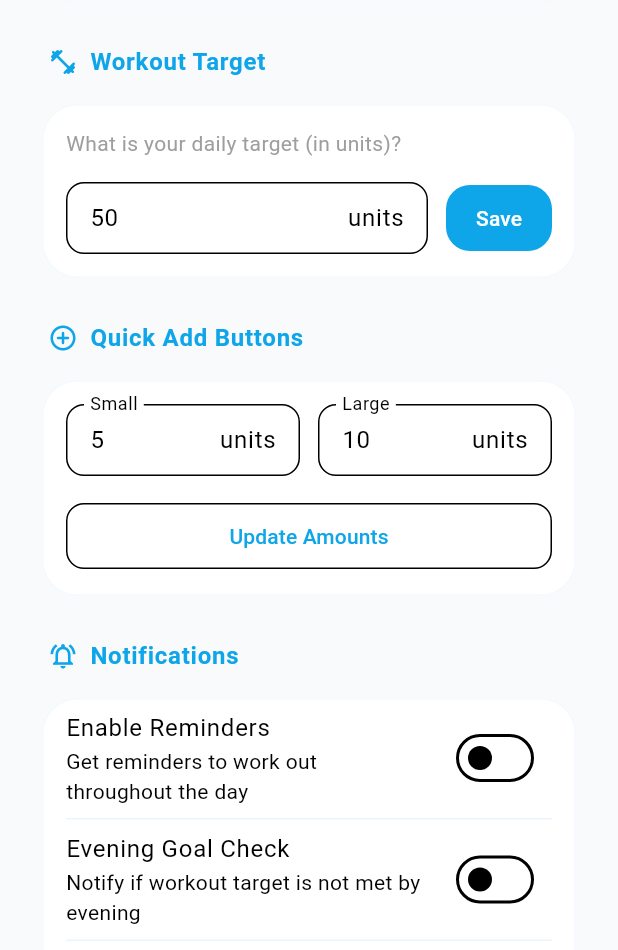
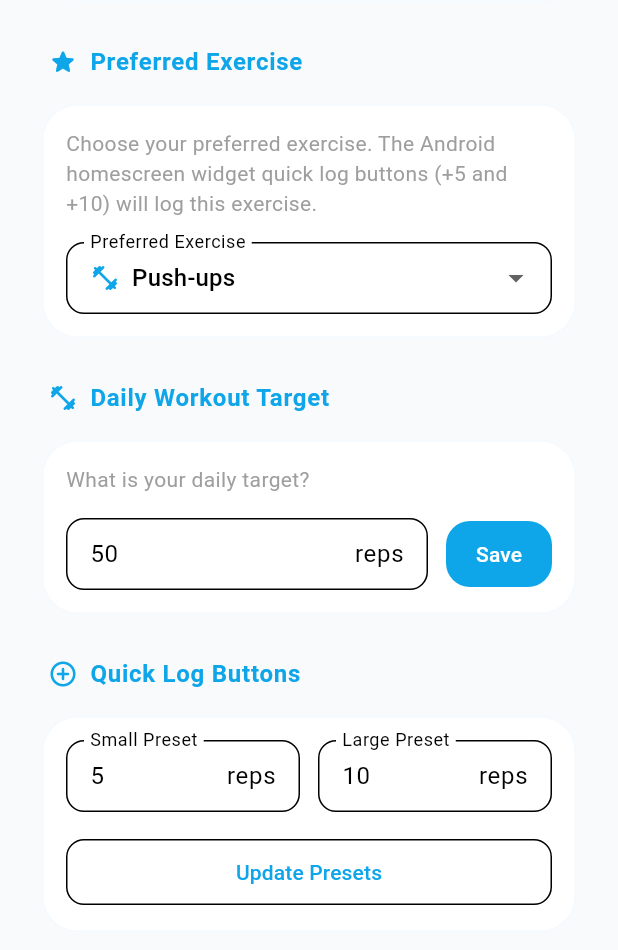
Before and after one commit to eliasantony/workout_habit, a Flutter app: the screen it shows after launch, scrolled down 374 dp, after a tap on the "settings" icon, on a phone screen of 412 x 824 dp, the part 286-1236 px from its top. Run offline on Flutter 3.47's test engine with Material 3 defaults, Android fonts, the light colour scheme and no system bars; our stand-ins replace audioplayers, flutter_local_notifications, flutter_native_splash, shared_preferences, timezone; missing offline and left inert: home_widget, workmanager.

Commit message:
feat: redesign workout settings

```diff
--- a/lib/features/settings/settings_screen.dart
+++ b/lib/features/settings/settings_screen.dart
@@ -1,5 +1,6 @@
 import 'package:flutter/material.dart';
 import 'package:workout_habit/features/workout/workout_controller.dart';
+import 'package:workout_habit/features/workout/workout_models.dart';
 import 'package:workout_habit/services/notification_service.dart';
 import 'package:audioplayers/audioplayers.dart';
 
@@ -16,12 +17,16 @@ class _SettingsScreenState extends State<SettingsScreen> {
   int _pendingCount = 0;
   final AudioPlayer _audioPlayer = AudioPlayer();
 
+  late TextEditingController _goalController;
+  late TextEditingController _smallAddController;
+  late TextEditingController _largeAddController;
+
   @override
   void initState() {
     super.initState();
     _loadPendingCount();
     _goalController = TextEditingController(
-      text: widget.controller.state.dailyGoalMl.toString(),
+      text: widget.controller.state.dailyWorkoutTargetUnits.toString(),
     );
     _smallAddController = TextEditingController(
       text: widget.controller.state.quickAddSmall.toString(),
@@ -48,10 +53,6 @@ class _SettingsScreenState extends State<SettingsScreen> {
     }
   }
 
-  late TextEditingController _goalController;
-  late TextEditingController _smallAddController;
-  late TextEditingController _largeAddController;
-
   @override
   void dispose() {
     _goalController.dispose();
@@ -64,13 +65,13 @@ class _SettingsScreenState extends State<SettingsScreen> {
   void _saveGoal() {
     final newGoal = int.tryParse(_goalController.text);
     if (newGoal != null && newGoal > 0) {
-      widget.controller.updateDailyGoal(newGoal);
-      ScaffoldMessenger.of(
-        context,
-      ).showSnackBar(const SnackBar(content: Text('Daily goal updated')));
+      widget.controller.updateDailyWorkoutTargetUnits(newGoal);
+      ScaffoldMessenger.of(context).showSnackBar(
+        const SnackBar(content: Text('Daily workout target updated')),
+      );
     } else {
       ScaffoldMessenger.of(context).showSnackBar(
-        const SnackBar(content: Text('Please enter a valid number')),
+        const SnackBar(content: Text('Please enter a valid target (> 0)')),
       );
     }
   }
@@ -79,13 +80,16 @@ class _SettingsScreenState extends State<SettingsScreen> {
     final small = int.tryParse(_smallAddController.text);
     final large = int.tryParse(_largeAddController.text);
     if (small != null && small > 0 && large != null && large > 0) {
-      widget.controller.updateQuickAdd(small, large);
+      widget.controller.updateQuickAddSmallUnits(small);
+      widget.controller.updateQuickAddLargeUnits(large);
       ScaffoldMessenger.of(context).showSnackBar(
-        const SnackBar(content: Text('Quick add buttons updated')),
+        const SnackBar(content: Text('Quick log presets updated')),
       );
     } else {
       ScaffoldMessenger.of(context).showSnackBar(
-        const SnackBar(content: Text('Please enter valid numbers')),
+        const SnackBar(
+          content: Text('Please enter valid positive numbers (> 0)'),
+        ),
       );
     }
   }
@@ -239,8 +243,68 @@ class _SettingsScreenState extends State<SettingsScreen> {
                 ),
               ),
               const SizedBox(height: 24),
+
               const _SectionHeader(
-                title: 'Workout Target',
+                title: 'Preferred Exercise',
+                icon: Icons.star_rounded,
+              ),
+              Card(
+                child: Padding(
+                  padding: const EdgeInsets.all(16.0),
+                  child: Column(
+                    crossAxisAlignment: CrossAxisAlignment.start,
+                    children: [
+                      const Text(
+                        'Choose your preferred exercise. The Android homescreen widget quick log buttons (+5 and +10) will log this exercise.',
+                        style: TextStyle(fontSize: 14, color: Colors.grey),
+                      ),
+                      const SizedBox(height: 16),
+                      DropdownButtonFormField<ExerciseType>(
+                        initialValue: state.preferredExercise,
+                        decoration: InputDecoration(
+                          labelText: 'Preferred Exercise',
+                          border: OutlineInputBorder(
+                            borderRadius: BorderRadius.circular(12),
+                          ),
+                          isDense: true,
+                        ),
+                        items: ExerciseType.values.map((type) {
+                          return DropdownMenuItem<ExerciseType>(
+                            value: type,
+                            child: Row(
+                              children: [
+                                Icon(
+                                  type.icon,
+                                  size: 20,
+                                  color: Theme.of(context).colorScheme.primary,
+                                ),
+                                const SizedBox(width: 8),
+                                Text(type.label),
+                              ],
+                            ),
+                          );
+                        }).toList(),
+                        onChanged: (ExerciseType? newValue) {
+                          if (newValue != null) {
+                            widget.controller.setPreferredExercise(newValue);
+                            ScaffoldMessenger.of(context).showSnackBar(
+                              SnackBar(
+                                content: Text(
+                                  'Preferred exercise updated to ${newValue.label}',
+                                ),
+                              ),
+                            );
+                          }
+                        },
+                      ),
+                    ],
+                  ),
+                ),
+              ),
+              const SizedBox(height: 24),
+
+              const _SectionHeader(
+                title: 'Daily Workout Target',
                 icon: Icons.fitness_center_rounded,
               ),
               Card(
@@ -250,7 +314,7 @@ class _SettingsScreenState extends State<SettingsScreen> {
                     crossAxisAlignment: CrossAxisAlignment.start,
                     children: [
                       const Text(
-                        'What is your daily target (in units)?',
+                        'What is your daily target?',
                         style: TextStyle(fontSize: 14, color: Colors.grey),
                       ),
                       const SizedBox(height: 16),
@@ -261,7 +325,7 @@ class _SettingsScreenState extends State<SettingsScreen> {
                               controller: _goalController,
                               keyboardType: TextInputType.number,
                               decoration: InputDecoration(
-                                suffixText: 'units',
+                                suffixText: state.preferredExercise.unit,
                                 border: OutlineInputBorder(
                                   borderRadius: BorderRadius.circular(12),
                                 ),
@@ -287,8 +351,9 @@ class _SettingsScreenState extends State<SettingsScreen> {
                 ),
               ),
               const SizedBox(height: 24),
+
               const _SectionHeader(
-                title: 'Quick Add Buttons',
+                title: 'Quick Log Buttons',
                 icon: Icons.add_circle_outline_rounded,
               ),
               Card(
@@ -303,8 +368,8 @@ class _SettingsScreenState extends State<SettingsScreen> {
                               controller: _smallAddController,
                               keyboardType: TextInputType.number,
                               decoration: InputDecoration(
-                                labelText: 'Small',
-                                suffixText: 'units',
+                                labelText: 'Small Preset',
+                                suffixText: state.preferredExercise.unit,
                                 border: OutlineInputBorder(
                                   borderRadius: BorderRadius.circular(12),
                                 ),
@@ -318,8 +383,8 @@ class _SettingsScreenState extends State<SettingsScreen> {
                               controller: _largeAddController,
                               keyboardType: TextInputType.number,
                               decoration: InputDecoration(
-                                labelText: 'Large',
-                                suffixText: 'units',
+                                labelText: 'Large Preset',
+                                suffixText: state.preferredExercise.unit,
                                 border: OutlineInputBorder(
                                   borderRadius: BorderRadius.circular(12),
                                 ),
@@ -340,7 +405,7 @@ class _SettingsScreenState extends State<SettingsScreen> {
                               borderRadius: BorderRadius.circular(12),
                             ),
                           ),
-                          child: const Text('Update Amounts'),
+                          child: const Text('Update Presets'),
                         ),
                       ),
                     ],
@@ -348,15 +413,16 @@ class _SettingsScreenState extends State<SettingsScreen> {
                 ),
               ),
               const SizedBox(height: 24),
+
               const _SectionHeader(
-                title: 'Notifications',
+                title: 'Workout Reminders',
                 icon: Icons.notifications_active_outlined,
               ),
               Card(
                 child: Column(
                   children: [
                     SwitchListTile(
-                      title: const Text('Enable Reminders'),
+                      title: const Text('Enable Workout Reminders'),
                       subtitle: const Text(
                         'Get reminders to work out throughout the day',
                       ),
@@ -408,7 +474,7 @@ class _SettingsScreenState extends State<SettingsScreen> {
                     ],
                     const Divider(height: 1, indent: 16, endIndent: 16),
                     SwitchListTile(
-                      title: const Text('Evening Goal Check'),
+                      title: const Text('Evening Workout Check'),
                       subtitle: const Text(
                         'Notify if workout target is not met by evening',
                       ),
```
Also changed, not shown: 1 other file.
